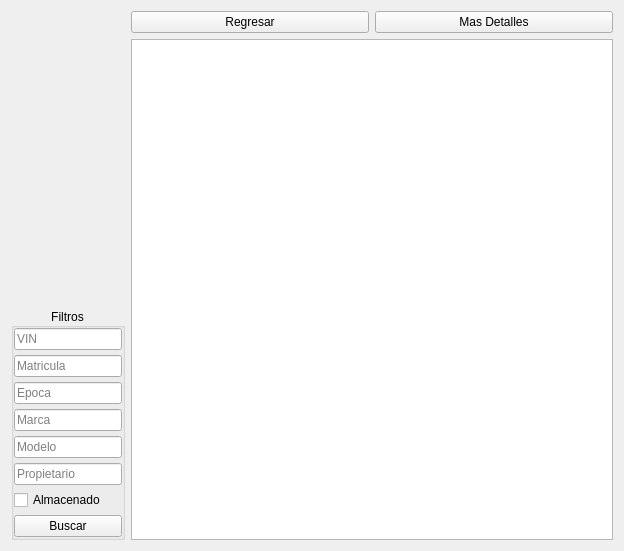
Qt form ui/datatablewidget.ui (Abysmal683/proyecto-inventario-de-autos) before a commit.
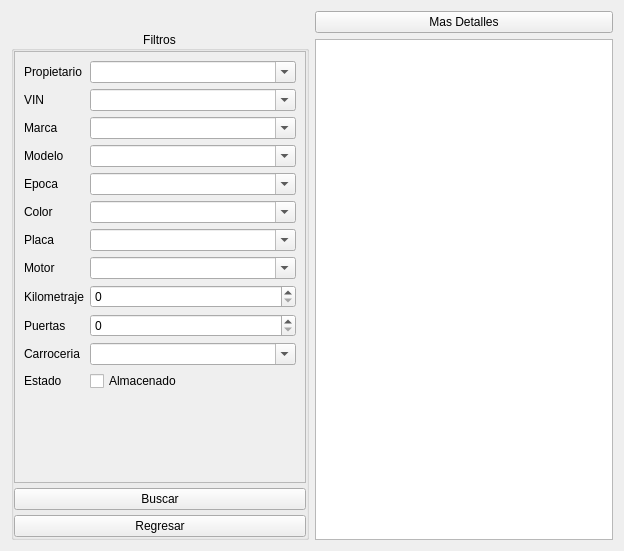
The same form after that commit. Icons and pictures are not drawn.

Commit message: se mejoro la interfaz y termino el diseño general

What changed in the file:
```diff
--- a/ui/datatablewidget.ui
+++ b/ui/datatablewidget.ui
@@ -44,7 +44,7 @@
      <item>
       <widget class="QGroupBox" name="groupBoxFiltros">
        <property name="sizePolicy">
-        <sizepolicy hsizetype="Minimum" vsizetype="Maximum">
+        <sizepolicy hsizetype="MinimumExpanding" vsizetype="MinimumExpanding">
          <horstretch>0</horstretch>
          <verstretch>0</verstretch>
         </sizepolicy>
@@ -75,181 +75,370 @@
          <number>0</number>
         </property>
         <item>
-         <widget class="QLineEdit" name="lineEditVin">
+         <widget class="QScrollArea" name="scrollArea">
+          <property name="widgetResizable">
+           <bool>true</bool>
+          </property>
+          <widget class="QWidget" name="scrollAreaWidgetContents">
+           <property name="geometry">
+            <rect>
+             <x>0</x>
+             <y>0</y>
+             <width>276</width>
+             <height>401</height>
+            </rect>
+           </property>
+           <layout class="QFormLayout" name="formLayout">
+            <item row="0" column="0">
+             <widget class="QLabel" name="labelPropietario">
           <property name="sizePolicy">
-           <sizepolicy hsizetype="Minimum" vsizetype="Fixed">
+               <sizepolicy hsizetype="Fixed" vsizetype="Preferred">
             <horstretch>0</horstretch>
             <verstretch>0</verstretch>
            </sizepolicy>
           </property>
-          <property name="toolTip">
-           <string>Indique el VIN del Vehiculo. dejarlo vacio no limitara el VIN</string>
-          </property>
-          <property name="inputMask">
-           <string/>
-          </property>
-          <property name="text">
-           <string/>
-          </property>
-          <property name="placeholderText">
+              <property name="text">
+               <string>Propietario</string>
+              </property>
+             </widget>
+            </item>
+            <item row="0" column="1">
+             <widget class="QComboBox" name="comboBoxPropietario">
+              <property name="enabled">
+               <bool>true</bool>
+              </property>
+              <property name="sizePolicy">
+               <sizepolicy hsizetype="MinimumExpanding" vsizetype="Fixed">
+                <horstretch>0</horstretch>
+                <verstretch>0</verstretch>
+               </sizepolicy>
+              </property>
+              <property name="editable">
+               <bool>true</bool>
+              </property>
+              <property name="maxVisibleItems">
+               <number>5</number>
+              </property>
+             </widget>
+            </item>
+            <item row="1" column="0">
+             <widget class="QLabel" name="labelVin">
+              <property name="sizePolicy">
+               <sizepolicy hsizetype="Fixed" vsizetype="Preferred">
+                <horstretch>0</horstretch>
+                <verstretch>0</verstretch>
+               </sizepolicy>
+              </property>
+              <property name="text">
            <string>VIN</string>
           </property>
-          <property name="clearButtonEnabled">
-           <bool>true</bool>
-          </property>
-         </widget>
-        </item>
-        <item>
-         <widget class="QLineEdit" name="lineEditMatricula">
-          <property name="sizePolicy">
-           <sizepolicy hsizetype="Minimum" vsizetype="Fixed">
-            <horstretch>0</horstretch>
-            <verstretch>0</verstretch>
-           </sizepolicy>
-          </property>
-          <property name="toolTip">
-           <string>Indique numero de Matricula del Vehiculo. dejarlo vacio no limitara la Matricula</string>
-          </property>
-          <property name="inputMask">
-           <string/>
-          </property>
-          <property name="text">
-           <string/>
-          </property>
-          <property name="placeholderText">
-           <string>Matricula</string>
-          </property>
-          <property name="clearButtonEnabled">
+             </widget>
+            </item>
+            <item row="1" column="1">
+             <widget class="QComboBox" name="comboBoxVin">
+              <property name="enabled">
            <bool>true</bool>
           </property>
-         </widget>
-        </item>
-        <item alignment="Qt::AlignmentFlag::AlignTop">
-         <widget class="QLineEdit" name="lineEditEpoca">
           <property name="sizePolicy">
-           <sizepolicy hsizetype="Minimum" vsizetype="Fixed">
+               <sizepolicy hsizetype="MinimumExpanding" vsizetype="Fixed">
             <horstretch>0</horstretch>
             <verstretch>0</verstretch>
            </sizepolicy>
           </property>
-          <property name="toolTip">
-           <string>Indique la Epoca del Vehiculo. dejarlo vacio no limitara la fecha</string>
-          </property>
-          <property name="inputMask">
-           <string/>
-          </property>
-          <property name="text">
-           <string/>
-          </property>
-          <property name="maxLength">
-           <number>6</number>
-          </property>
-          <property name="alignment">
-           <set>Qt::AlignmentFlag::AlignLeading|Qt::AlignmentFlag::AlignLeft|Qt::AlignmentFlag::AlignVCenter</set>
-          </property>
-          <property name="placeholderText">
-           <string>Epoca</string>
-          </property>
-          <property name="clearButtonEnabled">
+              <property name="editable">
            <bool>true</bool>
           </property>
-         </widget>
-        </item>
-        <item alignment="Qt::AlignmentFlag::AlignTop">
-         <widget class="QLineEdit" name="lineEditMarca">
+              <property name="maxVisibleItems">
+               <number>5</number>
+              </property>
+             </widget>
+            </item>
+            <item row="2" column="0">
+             <widget class="QLabel" name="labelMarca">
           <property name="sizePolicy">
-           <sizepolicy hsizetype="Minimum" vsizetype="Fixed">
+               <sizepolicy hsizetype="Fixed" vsizetype="Preferred">
             <horstretch>0</horstretch>
             <verstretch>0</verstretch>
            </sizepolicy>
           </property>
-          <property name="toolTip">
-           <string>Indique la Marca del Vehiculo. dejarlo vacio no limitara la Marca</string>
-          </property>
-          <property name="inputMask">
-           <string/>
-          </property>
           <property name="text">
-           <string/>
-          </property>
-          <property name="placeholderText">
            <string>Marca</string>
           </property>
-          <property name="clearButtonEnabled">
-           <bool>true</bool>
-          </property>
-         </widget>
-        </item>
-        <item>
-         <widget class="QLineEdit" name="lineEditModelo">
+             </widget>
+            </item>
+            <item row="2" column="1">
+             <widget class="QComboBox" name="comboBoxMarca">
+              <property name="enabled">
+               <bool>true</bool>
+              </property>
           <property name="sizePolicy">
-           <sizepolicy hsizetype="Minimum" vsizetype="Fixed">
+               <sizepolicy hsizetype="MinimumExpanding" vsizetype="Fixed">
             <horstretch>0</horstretch>
             <verstretch>0</verstretch>
            </sizepolicy>
           </property>
-          <property name="toolTip">
-           <string>Indique el Modelo del Vehiculo. dejarlo vacio no limitara el Modelo</string>
-          </property>
-          <property name="inputMask">
-           <string/>
+              <property name="editable">
+               <bool>true</bool>
+              </property>
+              <property name="maxVisibleItems">
+               <number>5</number>
+              </property>
+             </widget>
+            </item>
+            <item row="3" column="0">
+             <widget class="QLabel" name="labelModelo">
+              <property name="sizePolicy">
+               <sizepolicy hsizetype="Fixed" vsizetype="Preferred">
+                <horstretch>0</horstretch>
+                <verstretch>0</verstretch>
+               </sizepolicy>
           </property>
           <property name="text">
-           <string/>
-          </property>
-          <property name="placeholderText">
            <string>Modelo</string>
           </property>
-          <property name="clearButtonEnabled">
+             </widget>
+            </item>
+            <item row="3" column="1">
+             <widget class="QComboBox" name="comboBoxModelo">
+              <property name="enabled">
            <bool>true</bool>
           </property>
-         </widget>
-        </item>
-        <item>
-         <widget class="QLineEdit" name="lineEditPropietario">
+              <property name="sizePolicy">
+               <sizepolicy hsizetype="MinimumExpanding" vsizetype="Fixed">
+                <horstretch>0</horstretch>
+                <verstretch>0</verstretch>
+               </sizepolicy>
+              </property>
+              <property name="editable">
+               <bool>true</bool>
+              </property>
+              <property name="maxVisibleItems">
+               <number>5</number>
+              </property>
+             </widget>
+            </item>
+            <item row="4" column="0">
+             <widget class="QLabel" name="labelEpoca">
           <property name="sizePolicy">
-           <sizepolicy hsizetype="Minimum" vsizetype="Fixed">
+               <sizepolicy hsizetype="Fixed" vsizetype="Preferred">
             <horstretch>0</horstretch>
             <verstretch>0</verstretch>
            </sizepolicy>
           </property>
-          <property name="toolTip">
-           <string>Indique el Propietario del Vehiculo. dejarlo vacio no limitara los Propietarios</string>
-          </property>
-          <property name="inputMask">
-           <string/>
-          </property>
+              <property name="text">
+               <string>Epoca</string>
+              </property>
+             </widget>
+            </item>
+            <item row="4" column="1">
+             <widget class="QComboBox" name="comboBoxEpoca">
+              <property name="enabled">
+               <bool>true</bool>
+              </property>
+              <property name="sizePolicy">
+               <sizepolicy hsizetype="MinimumExpanding" vsizetype="Fixed">
+                <horstretch>0</horstretch>
+                <verstretch>0</verstretch>
+               </sizepolicy>
+              </property>
+              <property name="editable">
+               <bool>true</bool>
+              </property>
+              <property name="maxVisibleItems">
+               <number>5</number>
+              </property>
+             </widget>
+            </item>
+            <item row="5" column="0">
+             <widget class="QLabel" name="labelColor">
+              <property name="sizePolicy">
+               <sizepolicy hsizetype="Fixed" vsizetype="Preferred">
+                <horstretch>0</horstretch>
+                <verstretch>0</verstretch>
+               </sizepolicy>
+              </property>
           <property name="text">
-           <string/>
-          </property>
-          <property name="maxLength">
-           <number>32767</number>
-          </property>
-          <property name="alignment">
-           <set>Qt::AlignmentFlag::AlignLeading|Qt::AlignmentFlag::AlignLeft|Qt::AlignmentFlag::AlignVCenter</set>
-          </property>
-          <property name="placeholderText">
-           <string>Propietario</string>
-          </property>
-          <property name="clearButtonEnabled">
+               <string>Color</string>
+              </property>
+             </widget>
+            </item>
+            <item row="5" column="1">
+             <widget class="QComboBox" name="comboBoxColor">
+              <property name="enabled">
+               <bool>true</bool>
+              </property>
+              <property name="sizePolicy">
+               <sizepolicy hsizetype="MinimumExpanding" vsizetype="Fixed">
+                <horstretch>0</horstretch>
+                <verstretch>0</verstretch>
+               </sizepolicy>
+              </property>
+              <property name="editable">
+               <bool>true</bool>
+              </property>
+              <property name="maxVisibleItems">
+               <number>5</number>
+              </property>
+             </widget>
+            </item>
+            <item row="6" column="0">
+             <widget class="QLabel" name="labelMatricula">
+              <property name="sizePolicy">
+               <sizepolicy hsizetype="Fixed" vsizetype="Preferred">
+                <horstretch>0</horstretch>
+                <verstretch>0</verstretch>
+               </sizepolicy>
+              </property>
+              <property name="text">
+               <string>Placa</string>
+              </property>
+             </widget>
+            </item>
+            <item row="6" column="1">
+             <widget class="QComboBox" name="comboBoxPlaca">
+              <property name="enabled">
            <bool>true</bool>
           </property>
-         </widget>
-        </item>
-        <item>
+              <property name="sizePolicy">
+               <sizepolicy hsizetype="MinimumExpanding" vsizetype="Fixed">
+                <horstretch>0</horstretch>
+                <verstretch>0</verstretch>
+               </sizepolicy>
+              </property>
+              <property name="editable">
+               <bool>true</bool>
+              </property>
+              <property name="maxVisibleItems">
+               <number>5</number>
+              </property>
+             </widget>
+            </item>
+            <item row="7" column="0">
+             <widget class="QLabel" name="labelMotor">
+              <property name="sizePolicy">
+               <sizepolicy hsizetype="Fixed" vsizetype="Preferred">
+                <horstretch>0</horstretch>
+                <verstretch>0</verstretch>
+               </sizepolicy>
+              </property>
+              <property name="text">
+               <string>Motor</string>
+              </property>
+             </widget>
+            </item>
+            <item row="7" column="1">
+             <widget class="QComboBox" name="comboBoxMotor">
+              <property name="enabled">
+               <bool>true</bool>
+              </property>
+              <property name="sizePolicy">
+               <sizepolicy hsizetype="MinimumExpanding" vsizetype="Fixed">
+                <horstretch>0</horstretch>
+                <verstretch>0</verstretch>
+               </sizepolicy>
+              </property>
+              <property name="editable">
+               <bool>true</bool>
+              </property>
+              <property name="maxVisibleItems">
+               <number>5</number>
+              </property>
+             </widget>
+            </item>
+            <item row="8" column="0">
+             <widget class="QLabel" name="labelKilometraje">
+              <property name="sizePolicy">
+               <sizepolicy hsizetype="Fixed" vsizetype="Preferred">
+                <horstretch>0</horstretch>
+                <verstretch>0</verstretch>
+               </sizepolicy>
+              </property>
+              <property name="text">
+               <string>Kilometraje</string>
+              </property>
+             </widget>
+            </item>
+            <item row="8" column="1">
+             <widget class="QSpinBox" name="spinBoxKilometraje">
+              <property name="enabled">
+               <bool>true</bool>
+              </property>
+              <property name="sizePolicy">
+               <sizepolicy hsizetype="MinimumExpanding" vsizetype="Fixed">
+                <horstretch>0</horstretch>
+                <verstretch>0</verstretch>
+               </sizepolicy>
+              </property>
+              <property name="maximum">
+               <number>1000000</number>
+              </property>
+             </widget>
+            </item>
+            <item row="9" column="0">
+             <widget class="QLabel" name="labelPuertas">
+              <property name="text">
+               <string>Puertas</string>
+              </property>
+             </widget>
+            </item>
+            <item row="9" column="1">
+             <widget class="QSpinBox" name="spinBoxPuertas">
+              <property name="enabled">
+               <bool>true</bool>
+              </property>
+              <property name="maximum">
+               <number>10</number>
+              </property>
+              <property name="stepType">
+               <enum>QAbstractSpinBox::StepType::DefaultStepType</enum>
+              </property>
+             </widget>
+            </item>
+            <item row="10" column="0">
+             <widget class="QLabel" name="labelCarroceria">
+              <property name="text">
+               <string>Carroceria</string>
+              </property>
+             </widget>
+            </item>
+            <item row="10" column="1">
+             <widget class="QComboBox" name="comboBoxCarroceria">
+              <property name="enabled">
+               <bool>true</bool>
+              </property>
+              <property name="sizePolicy">
+               <sizepolicy hsizetype="Expanding" vsizetype="Fixed">
+                <horstretch>0</horstretch>
+                <verstretch>0</verstretch>
+               </sizepolicy>
+              </property>
+              <property name="editable">
+               <bool>true</bool>
+              </property>
+              <property name="maxVisibleItems">
+               <number>5</number>
+              </property>
+             </widget>
+            </item>
+            <item row="11" column="0">
+             <widget class="QLabel" name="labelDetalles_2">
+              <property name="text">
+               <string>Estado</string>
+              </property>
+             </widget>
+            </item>
+            <item row="11" column="1">
          <widget class="QCheckBox" name="checkBoxEstado">
-          <property name="toolTip">
-           <string>Indica si el Vehiculo se encuentra almacenado o no en la bodega</string>
+              <property name="enabled">
+               <bool>true</bool>
           </property>
           <property name="text">
            <string>Almacenado</string>
           </property>
-          <property name="checked">
-           <bool>false</bool>
-          </property>
-          <property name="tristate">
-           <bool>false</bool>
-          </property>
+             </widget>
+            </item>
+           </layout>
+          </widget>
          </widget>
         </item>
         <item>
@@ -259,15 +448,6 @@
           </property>
          </widget>
         </item>
-       </layout>
-      </widget>
-     </item>
-    </layout>
-   </item>
-   <item>
-    <layout class="QVBoxLayout" name="verticalLayout_4">
-     <item>
-      <layout class="QHBoxLayout" name="horizontalLayout">
        <item>
         <widget class="QPushButton" name="pushButtonRegresar">
          <property name="text">
@@ -275,6 +455,15 @@
          </property>
         </widget>
        </item>
+       </layout>
+      </widget>
+     </item>
+    </layout>
+   </item>
+   <item>
+    <layout class="QVBoxLayout" name="verticalLayout_4">
+     <item>
+      <layout class="QHBoxLayout" name="horizontalLayout">
        <item>
         <widget class="QPushButton" name="pushButtonDetalles">
          <property name="text">
```
Lines whose indentation alone changed are shown as unchanged. The commit also changes 1 other file.
